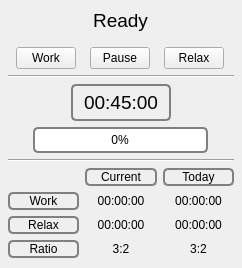
Qt form compiled/form.ui (oceanlazy/Schedule) before a commit.
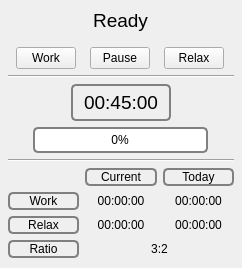
The same form after that commit. Icons and pictures are not drawn.

Commit message: fix ratio mechanism, autorestart

Patch:
```diff
--- a/compiled/form.ui
+++ b/compiled/form.ui
@@ -363,7 +363,7 @@
         </property>
        </widget>
       </item>
-      <item row="5" column="1">
+      <item row="5" column="1" colspan="2">
        <widget class="QLabel" name="ui_current_ratio">
         <property name="text">
          <string>3:2</string>
@@ -373,16 +373,6 @@
         </property>
        </widget>
       </item>
-      <item row="5" column="2">
-       <widget class="QLabel" name="ui_today_ratio">
-        <property name="text">
-         <string>3:2</string>
-        </property>
-        <property name="alignment">
-         <set>Qt::AlignCenter</set>
-        </property>
-       </widget>
-      </item>
      </layout>
     </item>
    </layout>
```
Left out of the diff: 3 changed lines with no effect on the pictures. The commit also changes 6 other files.
